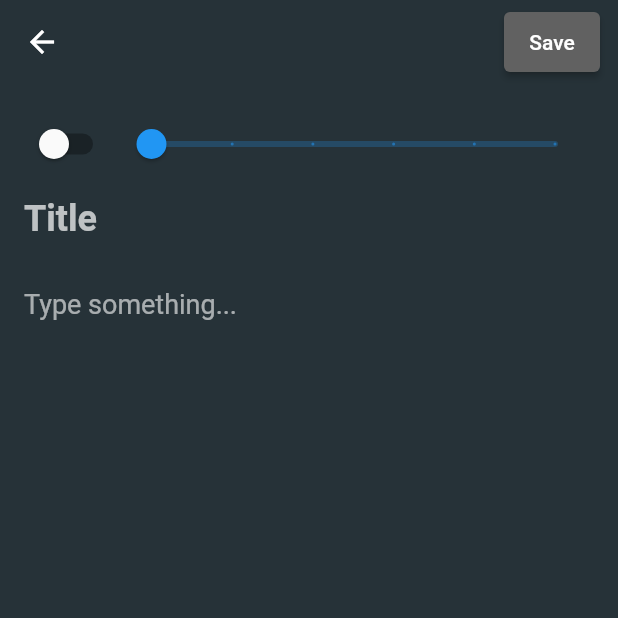
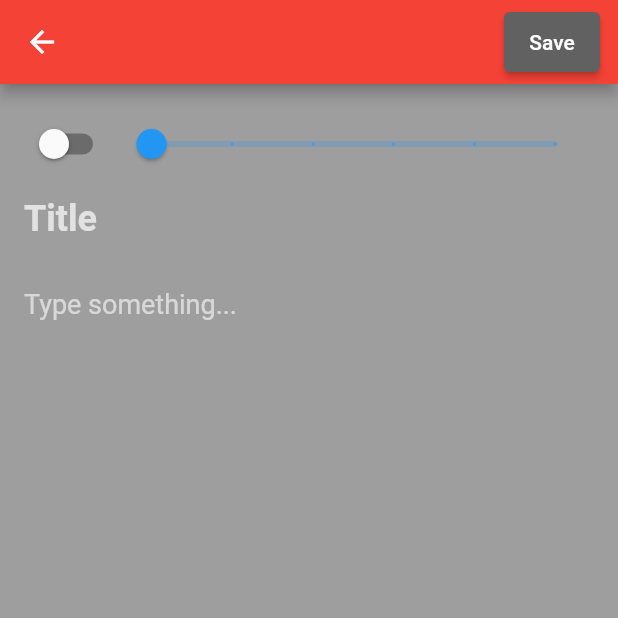
Before and after one commit to Haude602/note_app, a Flutter app: the screen it shows after launch, after a tap on the "add" icon, on a phone screen of 412 x 824 dp, the top half of it. Run offline on Flutter 3.47's test engine with Material 2 defaults, Android fonts, the phone set to English and light mode, and no system bars; our stand-ins replace google_fonts, sqflite; accounts and stored records are empty.

Commit message:
app bar changed

```diff
--- a/note_app/lib/main.dart
+++ b/note_app/lib/main.dart
@@ -21,13 +21,7 @@ class MyApp extends StatelessWidget {
         title: title,
         themeMode: ThemeMode.dark,
         theme: ThemeData(
-          primaryColor: Colors.black,
-          scaffoldBackgroundColor: Colors.blueGrey.shade900,
-          appBarTheme: AppBarTheme(
-            backgroundColor: Colors.transparent,
-            elevation: 0,
-          ),
-        ),
+            primaryColor: Colors.white10, scaffoldBackgroundColor: Colors.grey),
         home: NotesPage(),
       );
 }
--- a/note_app/lib/page/edit_note_page.dart
+++ b/note_app/lib/page/edit_note_page.dart
@@ -35,6 +35,7 @@ class _AddEditNotePageState extends State<AddEditNotePage> {
   Widget build(BuildContext context) => Scaffold(
         appBar: AppBar(
           actions: [buildButton()],
+          backgroundColor: Colors.red,
         ),
         body: Form(
           key: _formKey,
--- a/note_app/lib/page/note_detail_page.dart
+++ b/note_app/lib/page/note_detail_page.dart
@@ -39,6 +39,7 @@ class _NoteDetailPageState extends State<NoteDetailPage> {
   Widget build(BuildContext context) => Scaffold(
         appBar: AppBar(
           actions: [editButton(), deleteButton()],
+          backgroundColor: Colors.red,
         ),
         body: isLoading
             ? Center(child: CircularProgressIndicator())
--- a/note_app/lib/page/notes_page.dart
+++ b/note_app/lib/page/notes_page.dart
@@ -1,5 +1,6 @@
 import 'package:flutter/material.dart';
 import 'package:flutter_staggered_grid_view/flutter_staggered_grid_view.dart';
+import 'package:google_fonts/google_fonts.dart';
 import 'package:note_app/db/notes_database.dart';
 import 'package:note_app/model/note.dart';
 import 'package:note_app/page/edit_note_page.dart';
@@ -40,11 +41,23 @@ class _NotesPageState extends State<NotesPage> {
   @override
   Widget build(BuildContext context) => Scaffold(
         appBar: AppBar(
+          elevation: 5.0, //shadow of appbar
+          backgroundColor: Colors.red,
           title: Text(
             'Note App',
-            style: TextStyle(fontSize: 24),
+            style:
+                GoogleFonts.montserratAlternates(fontWeight: FontWeight.bold),
           ),
           actions: [Icon(Icons.search), SizedBox(width: 12)],
+          titleSpacing: 00.0,
+          centerTitle: true,
+          toolbarHeight: 50.2,
+          toolbarOpacity: 0.8,
+          shape: const RoundedRectangleBorder(
+            borderRadius: BorderRadius.only(
+                bottomRight: Radius.circular(25),
+                bottomLeft: Radius.circular(25)),
+          ),
         ),
         body: Center(
           child: isLoading
@@ -57,7 +70,7 @@ class _NotesPageState extends State<NotesPage> {
                   : buildNotes(),
         ),
         floatingActionButton: FloatingActionButton(
-          backgroundColor: Colors.black,
+          backgroundColor: Colors.red,
           child: Icon(Icons.add),
           onPressed: () async {
             await Navigator.of(context).push(
--- a/note_app/pubspec.yaml
+++ b/note_app/pubspec.yaml
@@ -7,6 +7,8 @@ environment:
 dependencies:
   flutter:
     sdk: flutter
+
+  google_fonts: ^3.0.1
 
   cupertino_icons: ^1.0.2
 
```
Also changed, not shown: note_app/pubspec.lock, 1 other file.
